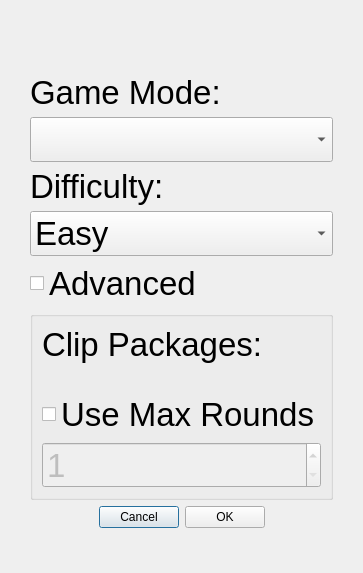
The window that ui/clippackagedialog.ui (tdauth/gustavsfairyland) describes before a commit, drawn with Qt 5.
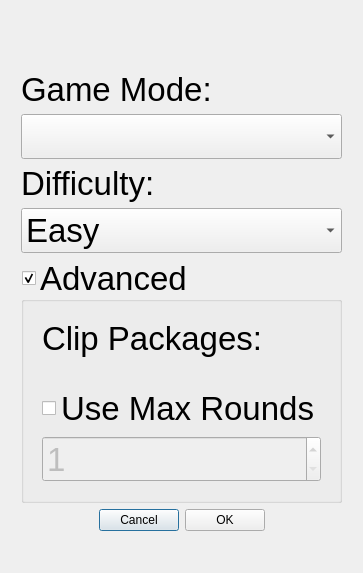
The same window after the commit. Icons and pictures are not drawn.

Commit message: Use a checkable group box for advanced in game mode view

Patch:
```diff
--- a/ui/clippackagedialog.ui
+++ b/ui/clippackagedialog.ui
@@ -100,18 +100,6 @@
         </item>
        </widget>
       </item>
-      <item>
-       <widget class="QCheckBox" name="advancedCheckBox">
-        <property name="font">
-         <font>
-          <pointsize>25</pointsize>
-         </font>
-        </property>
-        <property name="text">
-         <string>Advanced</string>
-        </property>
-       </widget>
-      </item>
       <item>
        <widget class="QGroupBox" name="advancedGroupBox">
         <property name="enabled">
@@ -123,10 +111,16 @@
          </font>
         </property>
         <property name="title">
-         <string/>
+         <string>Advanced</string>
+        </property>
+        <property name="checkable">
+         <bool>true</bool>
         </property>
         <layout class="QVBoxLayout" name="verticalLayout_4">
          <item>
+          <widget class="QWidget" name="advancedWidget" native="true">
+           <layout class="QVBoxLayout" name="verticalLayout_5">
+            <item>
           <widget class="QLabel" name="label_2">
            <property name="font">
             <font>
@@ -183,6 +177,9 @@
         </layout>
        </widget>
       </item>
+        </layout>
+       </widget>
+      </item>
       <item>
        <layout class="QHBoxLayout" name="horizontalLayout">
         <item>
```
Left out of the diff: 20 changed lines with no effect on the pictures. Lines whose indentation alone changed are shown as unchanged. The commit also changes 3 other files.
